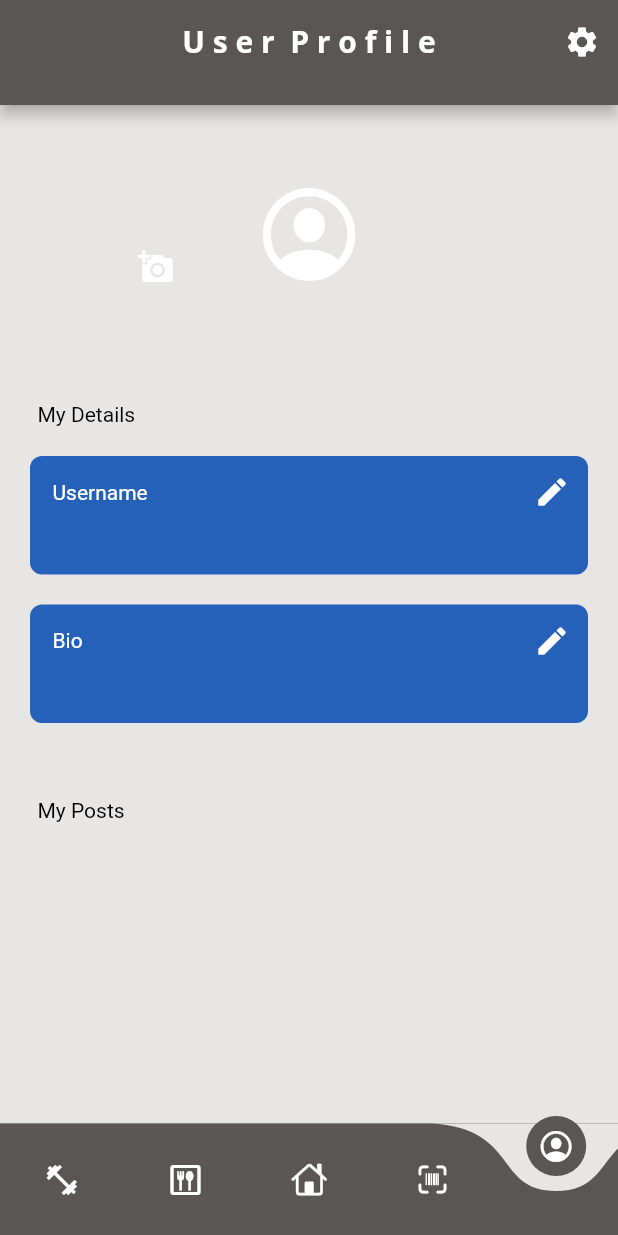
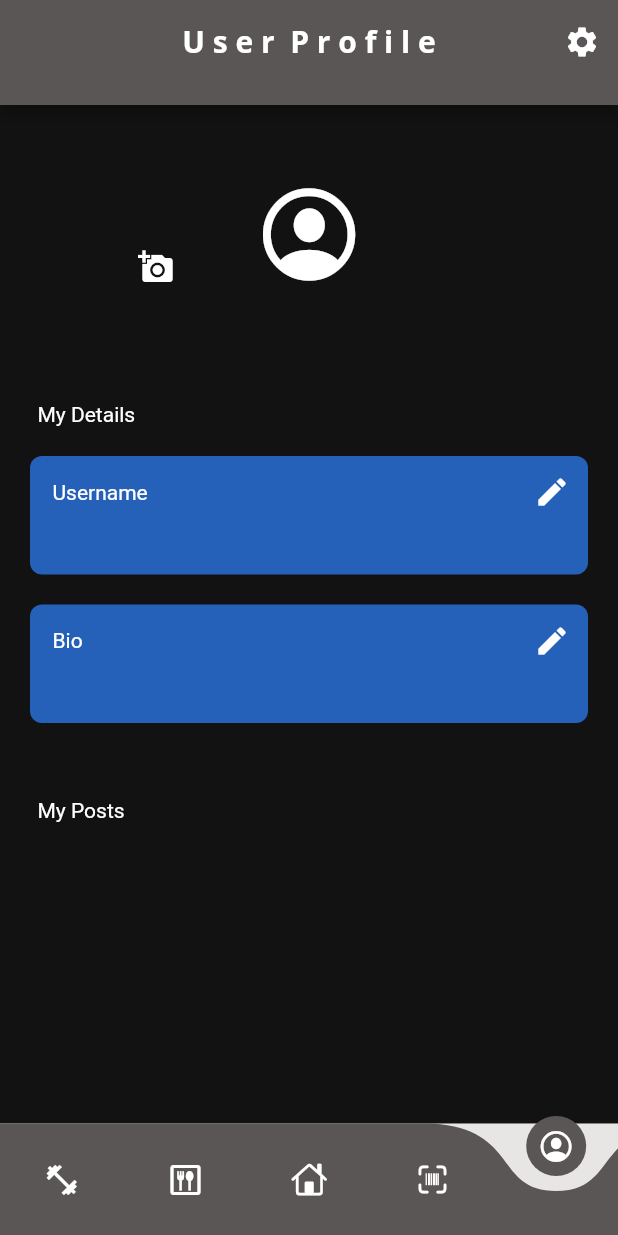
Before and after one commit to ZeherovicErmin/Atlas, a Flutter app: the screen it shows once a user with an empty profile is signed in, item 5 of the bottom bar chosen, on a phone screen of 412 x 824 dp. Run offline on Flutter 3.47's test engine with Material 2 defaults, Android fonts, the phone set to English and light mode, and no system bars; drawn by our look-alikes of curved_navigation_bar; our stand-ins replace auto_size_text, cloud_firestore, dropdown_button2, equatable, firebase_auth, firebase_core and 3 more; missing offline and left inert: openfoodfacts, simple_barcode_scanner; accounts and stored records are empty; Roboto replaces fonts that are missing (Open Sans); project files that could hold a hidden picture were left out.

Commit message:
Made multiple changes to all the pages changing the themes for every page in the app.

```diff
--- a/lib/main.dart
+++ b/lib/main.dart
@@ -59,7 +59,6 @@
 // Creating a provider for keeping track of the selected index of the navigation bar
 final selectedIndexProvider = StateProvider<int>((ref) => 0);
 
-
 class MyApp extends ConsumerWidget {
   @override
   Widget build(BuildContext context, WidgetRef ref) {
--- a/lib/pages/change_password.dart
+++ b/lib/pages/change_password.dart
@@ -2,6 +2,7 @@
 import 'package:flutter/material.dart';
 import 'package:atlas/pages/settings_page.dart';
 import 'package:flutter_riverpod/flutter_riverpod.dart';
+import 'package:firebase_auth/firebase_auth.dart';
 
 class ChangePassword extends ConsumerWidget {
   const ChangePassword({super.key});
--- a/lib/pages/constants.dart
+++ b/lib/pages/constants.dart
@@ -19,7 +19,6 @@
           onPressed: () async {
             await ref.read(signOutProvider);
             // After succesful logout redirect to logout page
-
             Navigator.of(context).pushReplacementNamed('/login');
           },
           icon: Icon(Icons.logout),
--- a/lib/pages/settings_page.dart
+++ b/lib/pages/settings_page.dart
@@ -2,7 +2,6 @@
 import 'package:flutter/material.dart';
 import 'package:atlas/main.dart';
 import 'package:atlas/pages/constants.dart';
-import 'package:flutter/material.dart';
 import 'package:flutter_riverpod/flutter_riverpod.dart';
 import 'package:settings_ui/settings_ui.dart';
 import 'package:atlas/components/signout_button.dart';
@@ -103,10 +102,10 @@
             ),
           ),
           Padding (
-          padding: EdgeInsets.all(6),
+          padding: const EdgeInsets.all(6),
           child: SignoutButton(
             onPressed: () async {
-              await ref.read(signOutProvider);
+              ref.read(signOutProvider);
               // After succesful logout redirect to logout page
               Navigator.of(context).pushReplacementNamed('/login');
             },
--- a/lib/pages/user_profile.dart
+++ b/lib/pages/user_profile.dart
@@ -33,6 +33,7 @@
 
     //Holds the opposite theme color for the text
     final themeColor = lightDarkTheme ? Colors.white : Colors.black;
+    final themeColor2 = lightDarkTheme ? Color.fromARGB(255, 18, 18, 18) : Colors.white;
 
   //Signs the user out when called
   void signOut() {
@@ -182,11 +183,10 @@
         content: TextField(
           autofocus: true,
           style: TextStyle(
-              color: const Color.fromARGB(
-                  255, 0, 0, 0)), // Change text color to white
+              color: themeColor), // Change text color to white
           decoration: InputDecoration(
             hintText: "Enter new $field",
-            hintStyle: TextStyle(color: Colors.black),
+            hintStyle: TextStyle(color: themeColor),
           ),
           onChanged: (value) {
             newValue = value;
@@ -197,7 +197,7 @@
           TextButton(
             child: Text(
               'Cancel',
-              style: TextStyle(color: Colors.grey[700]),
+              style: TextStyle(color: themeColor),
             ),
             onPressed: () => Navigator.pop(context),
           ),
@@ -206,7 +206,7 @@
           TextButton(
             child: Text(
               'Save',
-              style: TextStyle(color: Colors.grey[700]),
+              style: TextStyle(color: themeColor),
             ),
             onPressed: () => Navigator.of(context).pop(newValue),
           ),
@@ -222,7 +222,7 @@
   }
 
     return Scaffold(
-      backgroundColor: const Color.fromARGB(255, 232, 229, 229),
+      backgroundColor: themeColor2,
       appBar: userProfileAppBar(context, ref, 'U s e r  P r o f i l e'),
       body: StreamBuilder<DocumentSnapshot>(
         stream: FirebaseFirestore.instance
@@ -257,8 +257,9 @@
                               radius: 64,
                               backgroundImage: MemoryImage(image.state!),
                             )
-                          : const Icon(
+                          : Icon(
                               CupertinoIcons.profile_circled,
+                              color: themeColor,
                               size: 72,
                             ),
                     ),
@@ -280,20 +281,20 @@
                 Text(
                   currentUser.email!,
                   textAlign: TextAlign.center,
-                  style: const TextStyle(
-                    color: Color.fromARGB(255, 0, 0, 0),
+                  style: TextStyle(
+                    color: themeColor,
                   ),
                 ),
 
                 const SizedBox(height: 50),
 
                 //User details
-                const Padding(
+                Padding(
                   padding: EdgeInsets.only(left: 25.0),
                   child: Text(
                     'My Details',
                     style: TextStyle(
-                      color: Color.fromARGB(255, 0, 0, 0),
+                      color: themeColor,
                     ),
                   ),
                 ),
@@ -316,12 +317,12 @@
                 const SizedBox(height: 50),
 
                 //User posts
-                const Padding(
+                Padding(
                   padding: EdgeInsets.only(left: 25.0),
                   child: Text(
                     'My Posts',
                     style: TextStyle(
-                      color: Color.fromARGB(255, 0, 0, 0),
+                      color: themeColor,
                     ),
                   ),
                 ),
```
Also changed, not shown: lib/pages/barcode_log_page.dart (+19 -4 lines), lib/pages/barcode_lookup_page copy.dart (+11 -0 lines), lib/pages/barcode_lookup_page.dart (+22 -8 lines), lib/pages/fitness_center.dart (+10 -3 lines), lib/pages/home_page.dart (+8 -1 lines), lib/pages/recipes.dart (+31 -11 lines).
